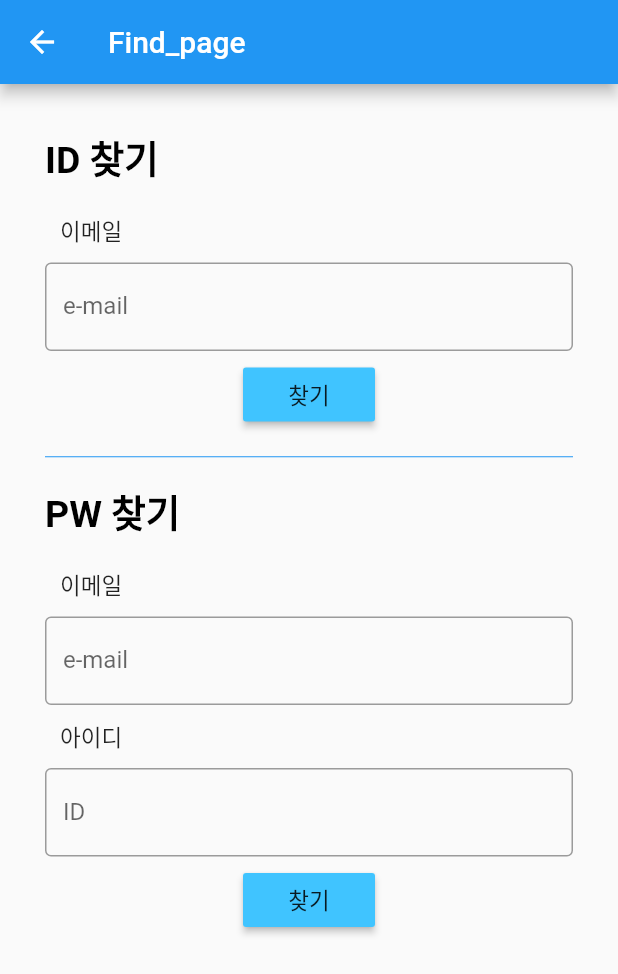
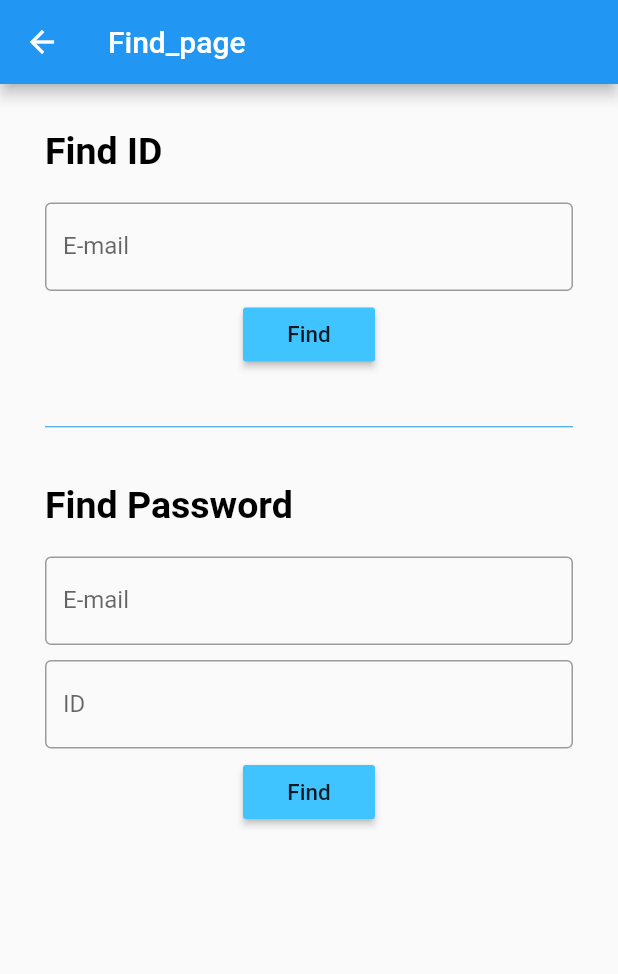
Before and after one commit to iinnu/CDP1_AiTube, a Flutter app: the FindPage screen opened by its route, on a phone screen of 412 x 824 dp. Shown: the top 974 px of the screen. Run offline on Flutter 3.47's test engine with Material 2 defaults, Android fonts, the phone set to English and light mode, and no system bars; our stand-ins replace google_fonts.

Commit message:
find page upgrade

```diff
--- a/lib/pages/find_page.dart
+++ b/lib/pages/find_page.dart
@@ -39,7 +39,7 @@ class FindPage extends StatelessWidget {
                         //1_child
                         Container(
                           child: Text(
-                            "ID 찾기",
+                            "Find ID",
                             style: TextStyle(
                                 color: Colors.black,
                                 fontSize: 25.0,
@@ -47,20 +47,13 @@ class FindPage extends StatelessWidget {
                           ),
                         ),
                         //2_child
-                        SizedBox(height: 10, width: 200),
+                        SizedBox(height: 20, width: 200),
                         //3_child
-                        Container(
-                          padding: EdgeInsets.all(10),
-                          child: Text(
-                            "이메일",
-                            style: TextStyle(fontSize: 15.0),
-                          ),
-                        ),
                         //4_child
                         TextField(
                           decoration: InputDecoration(
                             border: OutlineInputBorder(),
-                            labelText: 'e-mail',
+                            labelText: 'E-mail',
                           ),
                         ),
                         //5_child
@@ -70,7 +63,7 @@ class FindPage extends StatelessWidget {
                           alignment: Alignment.center,
                           child: RaisedButton(
                             child: Text(
-                              "찾기",
+                              "Find",
                               style: TextStyle(fontSize: 15.0),
                             ),
                             onPressed: () {
@@ -79,15 +72,17 @@ class FindPage extends StatelessWidget {
                             color: Colors.lightBlueAccent,
                           ),
                         ),
+                        SizedBox(height: 20, width: 100),
                         //7_child
                         Divider(
                           height: 35,
                           color: Colors.blue,
                         ),
+                        SizedBox(height: 20, width: 100),
                         //8_child
                         Container(
                           child: Text(
-                            "PW 찾기",
+                            "Find Password",
                             style: TextStyle(
                                 color: Colors.black,
                                 fontSize: 25.0,
@@ -95,30 +90,17 @@ class FindPage extends StatelessWidget {
                           ),
                         ),
                         //9_child
-                        SizedBox(height: 10, width: 200),
+                        SizedBox(height: 20, width: 200),
                         //10_child
-                        Container(
-                          padding: EdgeInsets.all(10),
-                          child: Text(
-                            "이메일",
-                            style: TextStyle(fontSize: 15.0),
-                          ),
-                        ),
                         //11_child
                         TextField(
                           decoration: InputDecoration(
                             border: OutlineInputBorder(),
-                            labelText: 'e-mail',
+                            labelText: 'E-mail',
                           ),
                         ),
                         //12_child
-                        Container(
-                          padding: EdgeInsets.all(10),
-                          child: Text(
-                            "아이디",
-                            style: TextStyle(fontSize: 15.0),
-                          ),
-                        ),
+                        SizedBox(height: 10, width: 200),
                         //13_child
                         TextField(
                           decoration: InputDecoration(
@@ -133,7 +115,7 @@ class FindPage extends StatelessWidget {
                           alignment: Alignment.center,
                           child: RaisedButton(
                             child: Text(
-                              "찾기",
+                              "Find",
                               style: TextStyle(fontSize: 15.0),
                             ),
                             onPressed: () {
```
